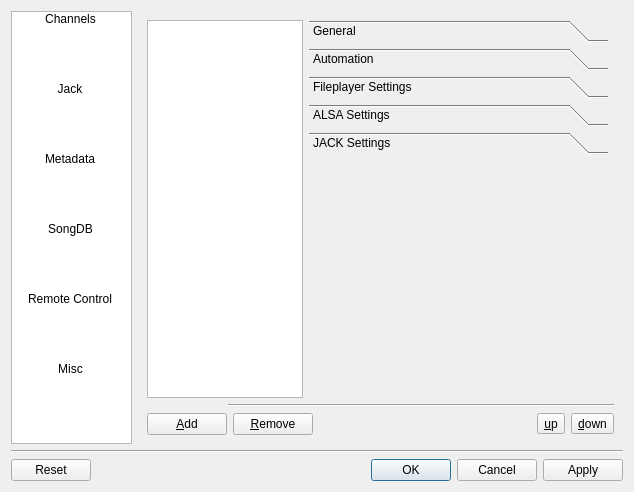
The window that src/dialogs/uis/settingsdialog.ui (jan-lugfl/RadioMixer) describes before a commit, drawn with Qt 5.
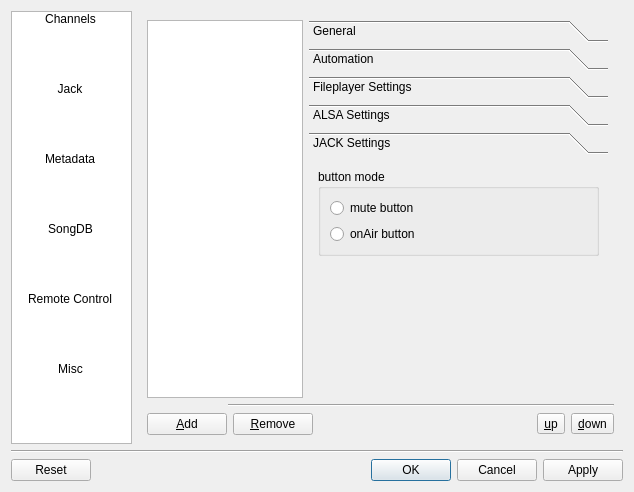
The same window after the commit. The open tabs and pages were chosen to show the change. Icons and pictures are not drawn.

Commit message: - added setting to set the mode of JackPort Mute button ( mute or on-air indicator )

The edit to the form file:
```diff
--- a/src/dialogs/uis/settingsdialog.ui
+++ b/src/dialogs/uis/settingsdialog.ui
@@ -352,13 +352,61 @@
              <rect>
               <x>0</x>
               <y>0</y>
-              <width>317</width>
-              <height>256</height>
+              <width>307</width>
+              <height>262</height>
              </rect>
             </property>
             <attribute name="label">
              <string>JACK Settings</string>
             </attribute>
+            <layout class="QVBoxLayout" name="verticalLayout_3">
+             <item>
+              <layout class="QGridLayout" name="gridLayout_12">
+               <item row="0" column="0">
+                <widget class="QGroupBox" name="jack_mute_button_mode">
+                 <property name="minimumSize">
+                  <size>
+                   <width>0</width>
+                   <height>0</height>
+                  </size>
+                 </property>
+                 <property name="title">
+                  <string>button mode</string>
+                 </property>
+                 <layout class="QGridLayout" name="gridLayout_13">
+                  <item row="0" column="0">
+                   <widget class="QRadioButton" name="mute_button">
+                    <property name="text">
+                     <string>mute button</string>
+                    </property>
+                   </widget>
+                  </item>
+                  <item row="1" column="0">
+                   <widget class="QRadioButton" name="onair_button">
+                    <property name="text">
+                     <string>onAir button</string>
+                    </property>
+                   </widget>
+                  </item>
+                 </layout>
+                </widget>
+               </item>
+               <item row="1" column="0">
+                <spacer name="verticalSpacer_9">
+                 <property name="orientation">
+                  <enum>Qt::Vertical</enum>
+                 </property>
+                 <property name="sizeHint" stdset="0">
+                  <size>
+                   <width>20</width>
+                   <height>40</height>
+                  </size>
+                 </property>
+                </spacer>
+               </item>
+              </layout>
+             </item>
+            </layout>
            </widget>
           </widget>
          </item>
```
Left out of the diff: 16 changed lines with no effect on the pictures. The commit also changes 3 other files.
